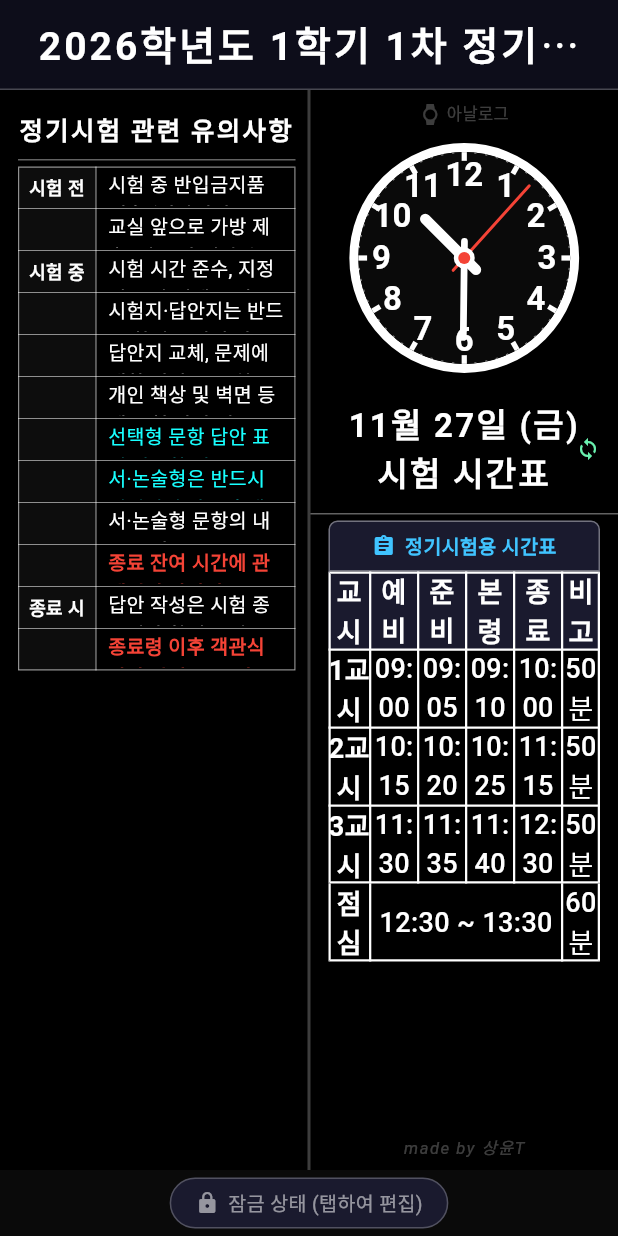
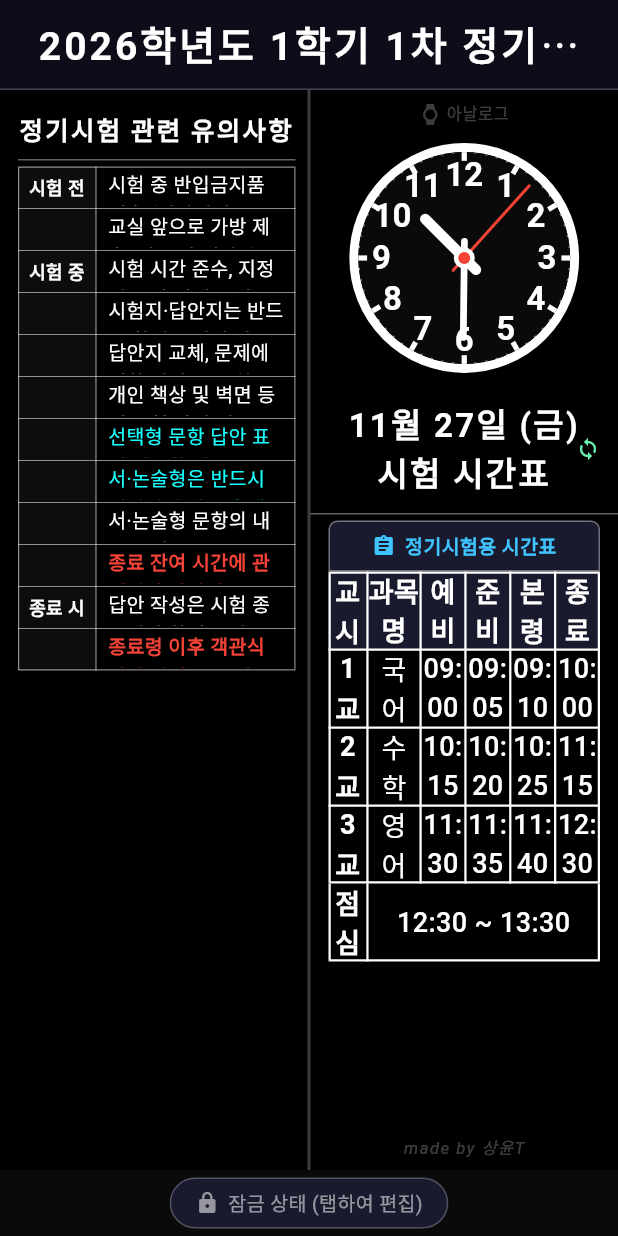
Before and after one commit to yooonique/blackboard, a Flutter app: the screen it shows after launch, on a phone screen of 412 x 824 dp. Run offline on Flutter 3.47's test engine with Material 3 defaults, Android fonts, the phone set to English and light mode, and no system bars; our stand-ins replace shared_preferences; network calls fail.

Commit message:
Regular timetable: add 과목명 column between 교시 and 예비령, remove 비고 column

```diff
--- a/lib/main.dart
+++ b/lib/main.dart
@@ -34,32 +34,32 @@ class MyApp extends StatelessWidget {
 // 시험표 유형
 enum TableType { regular, mock } // regular=정기시험용, mock=모의고사용
 
-// 정기시험용 행: 교시 / 예비령 / 준비령 / 본령 / 종료령 / 비고
-// isLunch == true 이면 점심시간 행 (예비령~종료령 열을 병합하여 span 텍스트 표시)
+// 정기시험용 행: 교시 / 과목명 / 예비령 / 준비령 / 본령 / 종료령
+// isLunch == true 이면 점심시간 행 (과목명~종료령 열을 병합하여 span 텍스트 표시)
 class RegularPeriod {
   String period;   // 교시 (예: 1교시) / 점심시간 행에서는 '점심시간'
+  String subject;  // 과목명 (예: 국어)
   String early;    // 예비령
   String ready;    // 준비령
   String start;    // 본령
   String end;      // 종료령
-  String note;     // 비고 (예: 50분)
   bool isLunch;    // 점심시간 행 여부
   String span;     // 점심시간 행의 병합 셀 텍스트 (예: 12:30 ~ 13:30)
   RegularPeriod({
-    required this.period, this.early = '', this.ready = '', this.start = '',
-    this.end = '', this.note = '', this.isLunch = false, this.span = '',
+    required this.period, this.subject = '', this.early = '', this.ready = '', this.start = '',
+    this.end = '', this.isLunch = false, this.span = '',
   });
   Map<String, dynamic> toJson() => {
-    'period': period, 'early': early, 'ready': ready, 'start': start,
-    'end': end, 'note': note, 'isLunch': isLunch, 'span': span,
+    'period': period, 'subject': subject, 'early': early, 'ready': ready, 'start': start,
+    'end': end, 'isLunch': isLunch, 'span': span,
   };
   factory RegularPeriod.fromJson(Map<String, dynamic> j) => RegularPeriod(
       period: (j['period'] ?? '') as String,
+      subject:(j['subject'] ?? '') as String,
       early:  (j['early']  ?? '') as String,
       ready:  (j['ready']  ?? '') as String,
       start:  (j['start']  ?? '') as String,
       end:    (j['end']    ?? '') as String,
-      note:   (j['note']   ?? '') as String,
       isLunch:(j['isLunch'] ?? false) as bool,
       span:   (j['span']   ?? '') as String);
 }
@@ -92,10 +92,10 @@ class AppDefaults {
 
   // ── 정기시험용 기본 시간표 ──
   static List<RegularPeriod> get regularPeriods => [
-    RegularPeriod(period: '1교시', early: '09:00', ready: '09:05', start: '09:10', end: '10:00', note: '50분'),
-    RegularPeriod(period: '2교시', early: '10:15', ready: '10:20', start: '10:25', end: '11:15', note: '50분'),
-    RegularPeriod(period: '3교시', early: '11:30', ready: '11:35', start: '11:40', end: '12:30', note: '50분'),
-    RegularPeriod(period: '점심시간', isLunch: true, span: '12:30 ~ 13:30', note: '60분'),
+    RegularPeriod(period: '1교시', subject: '국  어', early: '09:00', ready: '09:05', start: '09:10', end: '10:00'),
+    RegularPeriod(period: '2교시', subject: '수  학', early: '10:15', ready: '10:20', start: '10:25', end: '11:15'),
+    RegularPeriod(period: '3교시', subject: '영  어', early: '11:30', ready: '11:35', start: '11:40', end: '12:30'),
+    RegularPeriod(period: '점심시간', isLunch: true, span: '12:30 ~ 13:30'),
   ];
 
   // ── 모의고사용 기본 시간표 (HWPX 파일 기반) ──
@@ -153,7 +153,7 @@ class AppStorage {
   static const _kExamRound      = 'exam_round';
   static const _kExamCustomName = 'exam_custom_name';
   static const _kTableType      = 'table_type'; // 'regular' | 'mock'
-  static const _kRegularPeriods = 'regular_periods_v2';
+  static const _kRegularPeriods = 'regular_periods_v3';
   static const _kMockPeriods    = 'mock_periods';
   static const _kNotices        = 'notice_sections';
   static const _kExamTitle      = 'exam_title';
@@ -164,7 +164,7 @@ class AppStorage {
   static const _kTableHdrFontSz = 'table_hdr_font_size';
   static const _kClockNumSz     = 'clock_num_size';
   // 정기시험 열 너비
-  static const _kRColW = 'r2_col_w'; // 정기시험 6열 너비 (StringList)
+  static const _kRColW = 'r4_col_w'; // 정기시험 6열(교시/과목명/예비령/준비령/본령/종료령) 너비
   // 모의고사 열 너비
   static const _kMColW1 = 'm_col_w1';
   static const _kMColW2 = 'm_col_w2';
@@ -240,7 +240,7 @@ class AppStorage {
     await p.setInt   (_kBurnInInterval,d['burnInInterval']);
   }
 
-  static const List<double> defaultRColW = [66.0, 76.0, 76.0, 76.0, 76.0, 60.0];
+  static const List<double> defaultRColW = [66.0, 90.0, 76.0, 76.0, 76.0, 76.0];
   static List<double> _loadRColW(SharedPreferences p) {
     final l = p.getStringList(_kRColW);
     if (l == null || l.length != 6) return List<double>.from(defaultRColW);
@@ -881,7 +881,7 @@ class _ExamBoardScreenState extends State<ExamBoardScreen> with WidgetsBindingOb
           const SizedBox(height: 16),
           _typeOptionCard(
             icon: Icons.assignment, title: '정기시험용',
-            desc: '교시 / 예비령 / 준비령 / 본령 / 종료령 / 비고 + 점심시간 (6열)',
+            desc: '교시 / 과목명 / 예비령 / 준비령 / 본령 / 종료령 + 점심시간 (6열)',
             selected: _tableType == TableType.regular,
             onTap: () { setState(() => _tableType = TableType.regular); Navigator.pop(ctx); },
           ),
@@ -1000,24 +1000,24 @@ class _ExamBoardScreenState extends State<ExamBoardScreen> with WidgetsBindingOb
     String title;
     switch (field) {
       case 'period': cur = p.period; title = p.isLunch ? '구분 수정' : '교시 수정'; break;
+      case 'subject':cur = p.subject;title = '과목명 수정 (예: 국어)'; break;
       case 'early':  cur = p.early;  title = '예비령 수정 (예: 09:00)'; break;
       case 'ready':  cur = p.ready;  title = '준비령 수정 (예: 09:05)'; break;
       case 'start':  cur = p.start;  title = '본령 수정 (예: 09:10)'; break;
-      case 'end':    cur = p.end;    title = '종료령 수정 (예: 10:00)'; break;
       case 'span':   cur = p.span;   title = '점심시간 수정 (예: 12:30 ~ 13:30)'; break;
-      default:       cur = p.note;   title = '비고 수정 (예: 50분)';
+      default:       cur = p.end;    title = '종료령 수정 (예: 10:00)';
     }
     final r = await _showEditDialog(context, cur, title: title);
     if (r != null) {
       setState(() {
         switch (field) {
           case 'period': p.period = r; break;
+          case 'subject':p.subject = r; break;
           case 'early':  p.early = r; break;
           case 'ready':  p.ready = r; break;
           case 'start':  p.start = r; break;
-          case 'end':    p.end = r; break;
           case 'span':   p.span = r; break;
-          default:       p.note = r;
+          default:       p.end = r;
         }
       });
     }
@@ -1051,7 +1051,7 @@ class _ExamBoardScreenState extends State<ExamBoardScreen> with WidgetsBindingOb
     if (!_isAdminMode) return;
     setState(() {
       final periodCount = regularPeriods.where((e) => !e.isLunch).length;
-      final row = RegularPeriod(period: '${periodCount + 1}교시', early: '00:00', ready: '00:00', start: '00:00', end: '00:00', note: '50분');
+      final row = RegularPeriod(period: '${periodCount + 1}교시', subject: '과목', early: '00:00', ready: '00:00', start: '00:00', end: '00:00');
       final lunchIdx = regularPeriods.indexWhere((e) => e.isLunch);
       if (lunchIdx >= 0) {
         regularPeriods.insert(lunchIdx, row);
@@ -1482,7 +1482,7 @@ class _ExamBoardScreenState extends State<ExamBoardScreen> with WidgetsBindingOb
     ]);
   }
 
-  // ── 정기시험 시간표: 교시 / 예비령 / 준비령 / 본령 / 종료령 / 비고 (+ 점심시간 병합 행) ──
+  // ── 정기시험 시간표: 교시 / 과목명 / 예비령 / 준비령 / 본령 / 종료령 (+ 점심시간 병합 행) ──
   Widget _buildRegularTable() {
     return LayoutBuilder(builder: (context, cons) {
       final total = _rColW.fold<double>(0, (a, b) => a + b);
@@ -1494,7 +1494,7 @@ class _ExamBoardScreenState extends State<ExamBoardScreen> with WidgetsBindingOb
       bool first = true;
       List<TableRow> pending = [
         TableRow(decoration: const BoxDecoration(color: Color(0xFF1A1A2E)), children: [
-          _hdrCell('교  시'), _hdrCell('예비령'), _hdrCell('준비령'), _hdrCell('본  령'), _hdrCell('종료령'), _hdrCell('비  고'),
+          _hdrCell('교  시'), _hdrCell('과목명'), _hdrCell('예비령'), _hdrCell('준비령'), _hdrCell('본  령'), _hdrCell('종료령'),
         ]),
       ];
 
@@ -1521,14 +1521,12 @@ class _ExamBoardScreenState extends State<ExamBoardScreen> with WidgetsBindingOb
             border: border(),
             columnWidths: {
               0: FixedColumnWidth(w[0]),
-              1: FixedColumnWidth(w[1] + w[2] + w[3] + w[4]),
-              2: FixedColumnWidth(w[5]),
+              1: FixedColumnWidth(w[1] + w[2] + w[3] + w[4] + w[5]),
             },
             children: [
               TableRow(children: [
                 _editCell(p.period, () => _editRegularCell(i, 'period'), bold: true),
                 _editCell(p.span,   () => _editRegularCell(i, 'span')),
-                _editCell(p.note,   () => _editRegularCell(i, 'note')),
               ]),
             ],
           ));
@@ -1536,11 +1534,11 @@ class _ExamBoardScreenState extends State<ExamBoardScreen> with WidgetsBindingOb
         } else {
           pending.add(TableRow(children: [
             _editCell(p.period, () => _editRegularCell(i, 'period'), bold: true),
+            _editCell(p.subject,() => _editRegularCell(i, 'subject')),
             _editCell(p.early,  () => _editRegularCell(i, 'early')),
             _editCell(p.ready,  () => _editRegularCell(i, 'ready')),
             _editCell(p.start,  () => _editRegularCell(i, 'start')),
             _editCell(p.end,    () => _editRegularCell(i, 'end')),
-            _editCell(p.note,   () => _editRegularCell(i, 'note')),
           ]));
         }
       }
@@ -1581,7 +1579,7 @@ class _ExamBoardScreenState extends State<ExamBoardScreen> with WidgetsBindingOb
     child: Text(t, style: TextStyle(color: Colors.white, fontSize: _tableHeaderFontSize, fontWeight: FontWeight.bold),
         textAlign: TextAlign.center));
 
-  Widget _editCell(String t, VoidCallback onTap, {bool bold = false}) => GestureDetector(onTap: onTap,
+  Widget _editCell(String t, VoidCallback onTap, {bool bold = false}) => GestureDetector(onTap: onTap, behavior: HitTestBehavior.opaque,
     child: Container(height: _tableRowHeight, alignment: Alignment.center,
       child: Text(t, style: TextStyle(color: Colors.white, fontSize: _tableCellFontSize, fontWeight: bold ? FontWeight.bold : FontWeight.w500),
           textAlign: TextAlign.center)));
@@ -1735,7 +1733,7 @@ class _ExamBoardScreenState extends State<ExamBoardScreen> with WidgetsBindingOb
   }
 
   List<Widget> _regularColControls() {
-    const labels = ['교시폭', '예비령폭', '준비령폭', '본령폭', '종료령폭', '비고폭'];
+    const labels = ['교시폭', '과목명폭', '예비령폭', '준비령폭', '본령폭', '종료령폭'];
     return [
       for (int i = 0; i < 6; i++) ...[
         _cg(labels[i], [
```
